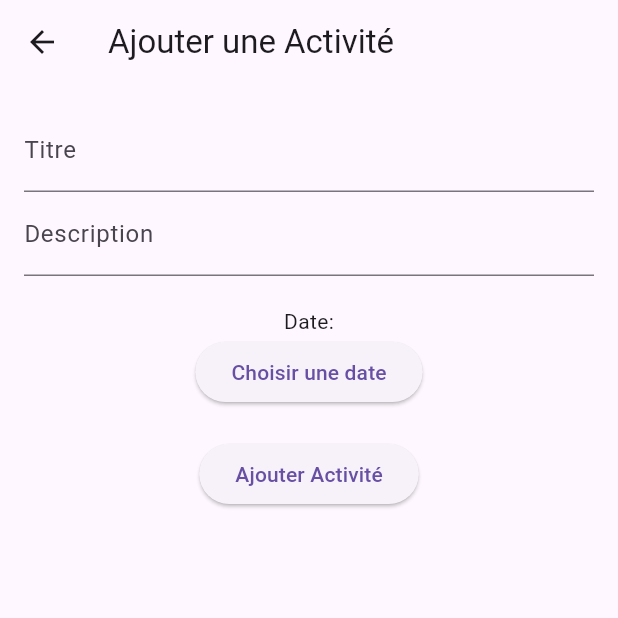
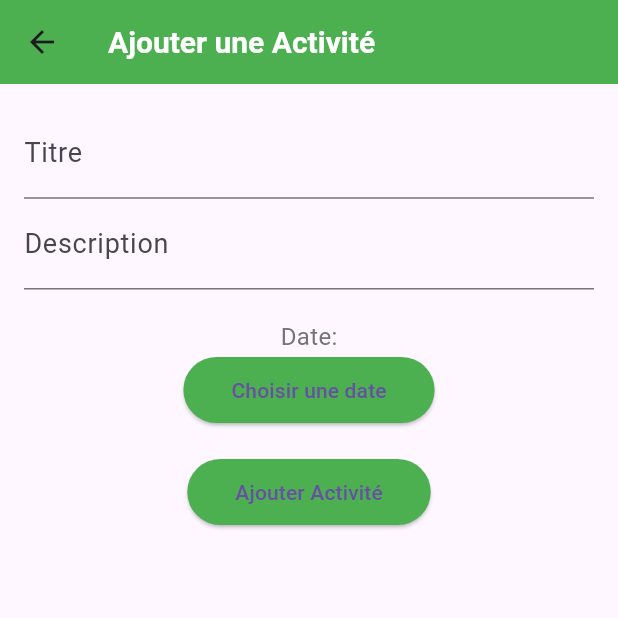
Before and after one commit to paisible7/routespoir, a Flutter app: the screen it shows after launch, after a tap on "Ajouter une Activité", on a phone screen of 412 x 824 dp, the top half of it. Run offline on Flutter 3.47's test engine with Material 3 defaults, Android fonts, the phone set to English and light mode, and no system bars; our stand-ins replace flutter_local_notifications, table_calendar.

Commit message:
COMMIT_12_NOVEMBRE_2024 ==> ajout d'une interface minimmale

```diff
--- a/lib/main.dart
+++ b/lib/main.dart
@@ -1,5 +1,6 @@
 import 'package:flutter/material.dart';
 import 'screens/home_screen.dart';
+import 'themes/app_theme.dart';
 
 void main() {
   runApp(MyApp());
@@ -11,6 +12,7 @@ class MyApp extends StatelessWidget {
     return MaterialApp(
       title: 'Groupe Scout',
       debugShowCheckedModeBanner: false,
+      theme: AppTheme.lightTheme,
       home: HomeScreen(),
     );
   }
--- a/lib/screens/home_screen.dart
+++ b/lib/screens/home_screen.dart
@@ -13,8 +13,17 @@ class HomeScreen extends StatelessWidget {
         title: Text('Bienvenue au Groupe Scout'),
       ),
       body: Center(
+        child: SingleChildScrollView( // Permet de faire défiler si nécessaire
           child: Column(
             mainAxisAlignment: MainAxisAlignment.center,
+            children: [
+              // Utiliser une Card pour regrouper les boutons
+              Card(
+                margin: EdgeInsets.all(16),
+                elevation: 4,
+                child: Padding(
+                  padding: const EdgeInsets.all(16.0),
+                  child: Column(
                     children: [
                       ElevatedButton(
                         onPressed: () {
@@ -25,6 +34,7 @@ class HomeScreen extends StatelessWidget {
                         },
                         child: Text('S\'inscrire'),
                       ),
+                      SizedBox(height: 10), // Espacement entre les boutons
                       ElevatedButton(
                         onPressed: () {
                           Navigator.push(
@@ -34,6 +44,7 @@ class HomeScreen extends StatelessWidget {
                         },
                         child: Text('Calendrier des Activités'),
                       ),
+                      SizedBox(height: 10),
                       ElevatedButton(
                         onPressed: () {
                           Navigator.push(
@@ -43,6 +54,7 @@ class HomeScreen extends StatelessWidget {
                         },
                         child: Text('Liste des Membres'),
                       ),
+                      SizedBox(height: 10),
                       ElevatedButton(
                         onPressed: () {
                           Navigator.push(
@@ -52,6 +64,7 @@ class HomeScreen extends StatelessWidget {
                         },
                         child: Text('Ajouter une Activité'),
                       ),
+                      SizedBox(height: 10),
                       ElevatedButton(
                         onPressed: () {
                           Navigator.push(
@@ -64,6 +77,11 @@ class HomeScreen extends StatelessWidget {
                     ],
                   ),
                 ),
+              ),
+            ],
+          ),
+        ),
+      ),
     );
   }
 }
--- a/lib/services/notification_service.dart
+++ b/lib/services/notification_service.dart
@@ -23,6 +23,7 @@ class NotificationService {
             showWhen: false);
     const NotificationDetails platformChannelSpecifics =
         NotificationDetails(android: androidPlatformChannelSpecifics);
-    await _flutterLocalNotificationsPlugin.show(0, title, body, platformChannelSpecifics);
+    await _flutterLocalNotificationsPlugin.show(
+        0, title, body, platformChannelSpecifics);
   }
 }
--- a/lib/themes/app_theme.dart
+++ b/lib/themes/app_theme.dart
@@ -0,0 +1,50 @@
+import 'package:flutter/material.dart';
+
+class AppTheme {
+  static ThemeData lightTheme = ThemeData(
+    primarySwatch: Colors.green,
+    textTheme: TextTheme(
+      bodyLarge: TextStyle(
+          color: Colors.black,
+          fontSize: 18), // Remplacer bodyText1 par bodyLarge
+      bodyMedium: TextStyle(
+          color: Colors.grey.shade600,
+          fontSize: 16), // Remplacer bodyText2 par bodyMedium
+    ),
+    appBarTheme: AppBarTheme(
+      color: Colors.green,
+      titleTextStyle: TextStyle(
+          color: Colors.white, fontSize: 20, fontWeight: FontWeight.bold),
+    ),
+    elevatedButtonTheme: ElevatedButtonThemeData(
+      style: ElevatedButton.styleFrom(
+        backgroundColor: Colors.green, // Utiliser backgroundColor
+        padding: EdgeInsets.symmetric(horizontal: 32, vertical: 12),
+      ),
+    ),
+  );
+
+  static ThemeData darkTheme = ThemeData(
+    primarySwatch: Colors.blue,
+    brightness: Brightness.dark,
+    textTheme: TextTheme(
+      bodyLarge: TextStyle(
+          color: Colors.white,
+          fontSize: 18), // Remplacer bodyText1 par bodyLarge
+      bodyMedium: TextStyle(
+          color: Colors.grey.shade400,
+          fontSize: 16), // Remplacer bodyText2 par bodyMedium
+    ),
+    appBarTheme: AppBarTheme(
+      color: Colors.blue,
+      titleTextStyle: TextStyle(
+          color: Colors.white, fontSize: 20, fontWeight: FontWeight.bold),
+    ),
+    elevatedButtonTheme: ElevatedButtonThemeData(
+      style: ElevatedButton.styleFrom(
+        backgroundColor: Colors.blue, // Utiliser backgroundColor
+        padding: EdgeInsets.symmetric(horizontal: 32, vertical: 12),
+      ),
+    ),
+  );
+}
```
Also changed, not shown: pubspec.lock. Lines whose indentation alone changed are shown as unchanged.
